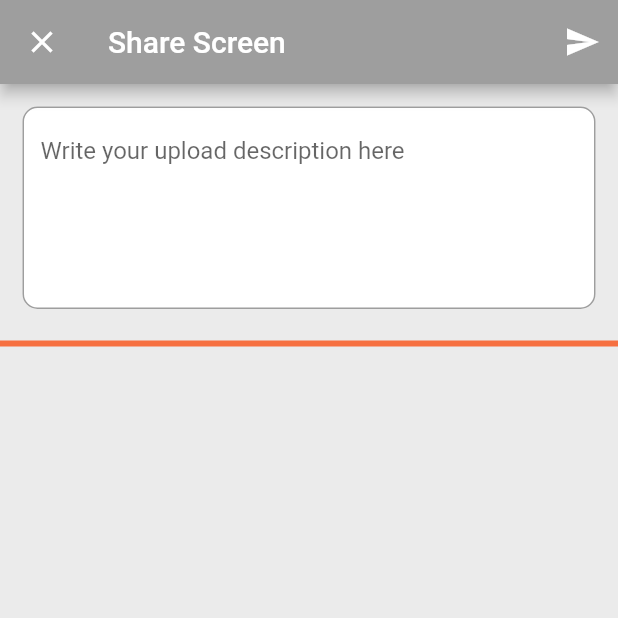
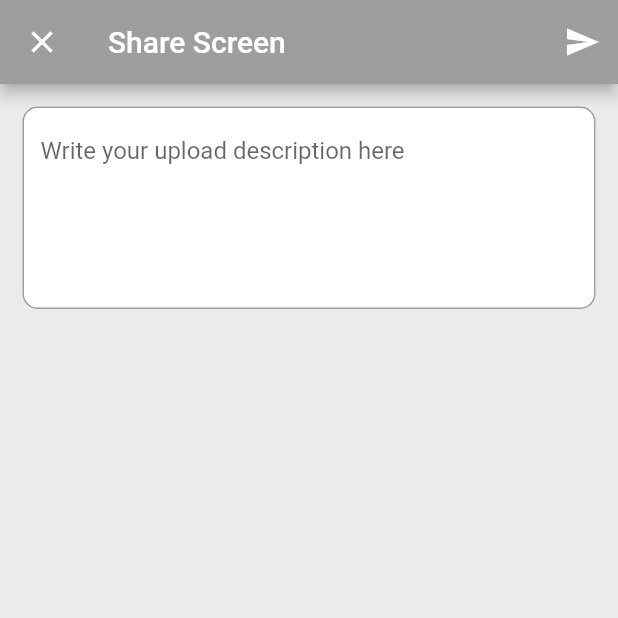
Before and after one commit to samuelobe/ehi_drive, a Flutter app: the ShareScreen screen opened directly with empty values, on a phone screen of 412 x 824 dp, the top half of it. Run offline on Flutter 3.47's test engine with Material 2 defaults, Android fonts, the phone set to English and light mode, and no system bars; our stand-ins replace bloc, device_info, flushbar, flutter_bloc, image_cropper, pinput and 2 more; missing offline and left inert: receive_sharing_intent; accounts and stored records are empty; network calls fail.

Commit message:
User can now close keyboard for share screen textbox

```diff
--- a/lib/main.dart
+++ b/lib/main.dart
@@ -1,6 +1,5 @@
 import 'package:ehidrive/screens/startup_screen.dart';
 import 'package:flutter/material.dart';
-import 'package:flutter/services.dart';
 
 import 'services/auth.dart';
 
@@ -9,8 +8,6 @@ void main() async {
 
   Auth auth = Auth();
   Widget initialScreen = await auth.verifyDevice();
-  SystemChrome.setSystemUIOverlayStyle(
-      SystemUiOverlayStyle(statusBarColor: Colors.black));
   runApp(MyApp(
     screen: initialScreen,
   ));
--- a/lib/screens/share_screen.dart
+++ b/lib/screens/share_screen.dart
@@ -19,7 +19,10 @@ class _ShareScreenState extends State<ShareScreen> {
         if (paths[i].type == SharedMediaType.IMAGE) {
           imageList.add(ShareScreenCard(path: paths[i].path));
         } else if (paths[i].type == SharedMediaType.VIDEO) {
-          imageList.add(ShareScreenCard(path: paths[i].path, thumbnailPath: paths[i].thumbnail ,));
+          imageList.add(ShareScreenCard(
+            path: paths[i].path,
+            thumbnailPath: paths[i].thumbnail,
+          ));
         }
       }
     }
@@ -28,7 +31,15 @@ class _ShareScreenState extends State<ShareScreen> {
 
   @override
   Widget build(BuildContext context) {
-    return Scaffold(
+    return GestureDetector(
+      onTap: () {
+        FocusScopeNode currentFocus = FocusScope.of(context);
+
+        if (!currentFocus.hasPrimaryFocus) {
+          currentFocus.unfocus();
+        }
+      },
+      child: Scaffold(
         appBar: AppBar(
           actions: [
             IconButton(
@@ -51,6 +62,7 @@ class _ShareScreenState extends State<ShareScreen> {
               child: Padding(
                 padding: const EdgeInsets.all(15.0),
                 child: TextField(
+                  keyboardType: TextInputType.multiline,
                   minLines: 5,
                   maxLines: 10,
                   autocorrect: false,
@@ -70,12 +82,9 @@ class _ShareScreenState extends State<ShareScreen> {
                 ),
               ),
             ),
-          Divider(
-            thickness: 4,
-            color: const Color(0xfff67041),
-          ),
             Flexible(child: ListView(children: _createImageList())),
           ],
+        ),
       ),
     );
   }
--- a/pubspec.yaml
+++ b/pubspec.yaml
@@ -8,6 +8,7 @@ environment:
   sdk: ">=2.7.0 <3.0.0"
 
 dependencies:
+  device_preview: ^0.4.7
   image_cropper: ^1.3.0
   flutter_launcher_icons: ^0.7.5
   flutter_bloc: ^6.0.1
@@ -23,6 +24,8 @@ dependencies:
   http: ^0.12.2
   splashscreen: ^1.2.0
   flutter:
+    sdk: flutter
+  flutter_localizations:
     sdk: flutter
 
   cupertino_icons: ^0.1.3
```
Also changed, not shown: lib/cubit/share_cubit.dart (+1 -1 lines), lib/widgets/share/share_screen_card.dart (+5 -3 lines), pubspec.lock. Lines whose indentation alone changed are shown as unchanged.
